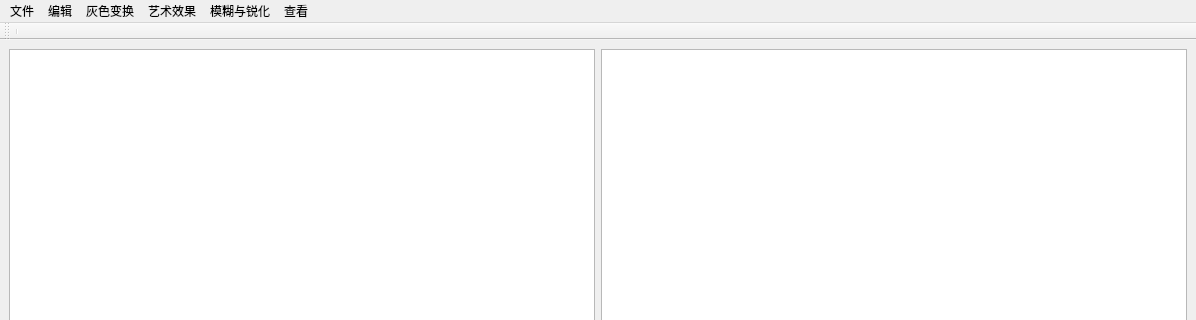
This is simple_photoshop/mainwindow.ui in adventurer-w/simple_photoshop as Qt 5 draws it before an edit; both pictures show x 0 to 1196 and y 0 to 320 of the 1196 by 711 pixel window. The edited form follows.
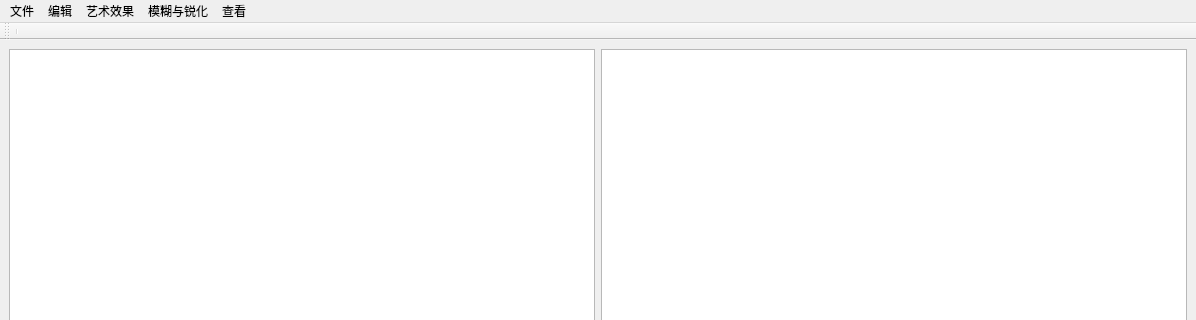
This is the edited form. Icons and pictures are not drawn.

Diff of the .ui file:
```diff
--- a/simple_photoshop/mainwindow.ui
+++ b/simple_photoshop/mainwindow.ui
@@ -84,14 +84,6 @@
     <addaction name="separator"/>
     <addaction name="actionAdjust_brightness"/>
    </widget>
-   <widget class="QMenu" name="menuGrey_Transfrom">
-    <property name="title">
-     <string>灰色变换</string>
-    </property>
-    <addaction name="actionLinear_transformation"/>
-    <addaction name="actionPower_transformation"/>
-    <addaction name="actionBinaryzation"/>
-   </widget>
    <widget class="QMenu" name="menuArtistic_Effect">
     <property name="title">
      <string>艺术效果</string>
@@ -140,7 +132,6 @@
    </widget>
    <addaction name="menuFile"/>
    <addaction name="menuEdit"/>
-   <addaction name="menuGrey_Transfrom"/>
    <addaction name="menuArtistic_Effect"/>
    <addaction name="menuBlur"/>
    <addaction name="menuFind"/>
```
Left out of the diff: 12 changed lines with no effect on the pictures.
